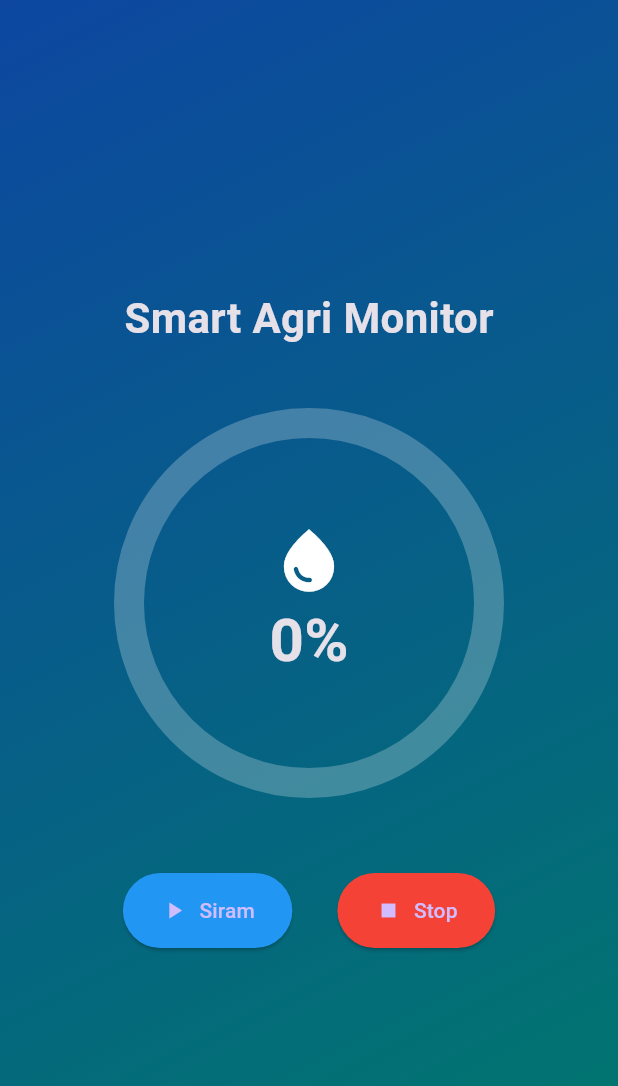
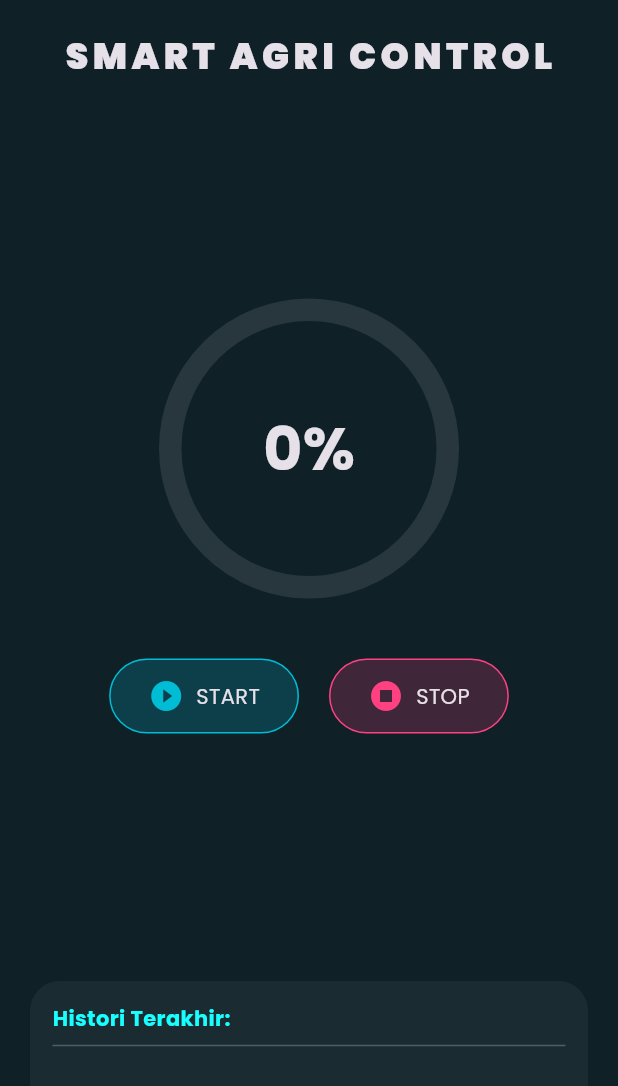
Before and after one commit to Radya23/UAS-IoT-Smart-Agriculture, a Flutter app: the screen it shows after launch, on a phone screen of 412 x 824 dp. Shown: the top 1086 px of the screen. Run offline on Flutter 3.47's test engine with Material 3 defaults, Android fonts, the phone set to English and light mode, and no system bars; drawn by our look-alikes of percent_indicator; our stand-ins replace google_fonts.

Commit message:
Update: memperbarui UI dan codingan folder mobile_flutter

```diff
--- a/mobile_flutter/lib/main.dart
+++ b/mobile_flutter/lib/main.dart
@@ -1,14 +1,14 @@
-import 'dart:convert';
-import 'dart:async';
 import 'package:flutter/material.dart';
-import 'package:http/http.dart' as http;
 import 'package:percent_indicator/circular_percent_indicator.dart';
+import 'package:google_fonts/google_fonts.dart';
 
 void main() => runApp(MaterialApp(
-  debugShowCheckedModeBanner: false,
-  home: SmartAgricultureApp(),
-  theme: ThemeData.dark(), // Menggunakan dark theme agar lebih modern
-));
+      debugShowCheckedModeBanner: false,
+      home: SmartAgricultureApp(),
+      theme: ThemeData.dark().copyWith(
+        textTheme: GoogleFonts.poppinsTextTheme(ThemeData.dark().textTheme),
+      ),
+    ));
 
 class SmartAgricultureApp extends StatefulWidget {
   @override
@@ -16,58 +16,94 @@ class SmartAgricultureApp extends StatefulWidget {
 }
 
 class _SmartAgricultureAppState extends State<SmartAgricultureApp> {
-  double kelembapan = 0.0;
-  final String apiUrl = "http://IP_SERVER_LARAVEL/api/latest";
+  double currentDisplayPercent = 0.0;
+  double targetKelembapan = 85.0;
 
-  // Fungsi fetch data (sama seperti sebelumnya)
-  Future<void> fetchData() async {
-    try {
-      final response = await http.get(Uri.parse(apiUrl));
-      if (response.statusCode == 200) {
-        var data = jsonDecode(utf8.decode(base64Decode(jsonDecode(response.body)['data'])));
-        setState(() => kelembapan = (data['kelembapan'] as num).toDouble());
-      }
-    } catch (e) { debugPrint("Error: $e"); }
-  }
+  // List untuk menyimpan histori waktu
+  List<String> history = [];
 
   @override
   Widget build(BuildContext context) {
     return Scaffold(
-      body: Container(
-        decoration: BoxDecoration(
-          gradient: LinearGradient(
-            colors: [Colors.blue.shade900, Colors.teal.shade700],
-            begin: Alignment.topLeft, end: Alignment.bottomRight,
-          ),
-        ),
+      backgroundColor: Color(0xFF0F2027),
+      body: SafeArea(
         child: Column(
-          mainAxisAlignment: MainAxisAlignment.center,
           children: [
-            Text("Smart Agri Monitor", style: TextStyle(fontSize: 28, fontWeight: FontWeight.bold)),
-            SizedBox(height: 40),
-            CircularPercentIndicator(
-              radius: 130.0,
-              lineWidth: 20.0,
-              animation: true,
-              percent: kelembapan / 100,
-              center: Column(
+            SizedBox(height: 20),
+            Text("SMART AGRI CONTROL", style: TextStyle(fontSize: 24, letterSpacing: 3, fontWeight: FontWeight.w900)),
+
+            Expanded(
+              child: Column(
                 mainAxisAlignment: MainAxisAlignment.center,
                 children: [
-                  Icon(kelembapan < 40 ? Icons.water_drop : Icons.grass, size: 50, color: Colors.white),
-                  Text("${kelembapan.toInt()}%", style: TextStyle(fontSize: 40, fontWeight: FontWeight.bold)),
+                  TweenAnimationBuilder<double>(
+                    key: ValueKey(currentDisplayPercent),
+                    tween: Tween<double>(begin: 0, end: currentDisplayPercent),
+                    duration: Duration(seconds: 3),
+                    curve: Curves.elasticOut,
+                    builder: (context, value, child) {
+                      return CircularPercentIndicator(
+                        radius: 100.0,
+                        lineWidth: 15.0,
+                        percent: value / 100,
+                        center: Text("${value.toInt()}%", style: TextStyle(fontSize: 40, fontWeight: FontWeight.bold)),
+                        progressColor: Colors.cyanAccent,
+                        backgroundColor: Colors.white10,
+                        circularStrokeCap: CircularStrokeCap.round,
+                      );
+                    },
+                  ),
+                  SizedBox(height: 40),
+                  Row(
+                    mainAxisAlignment: MainAxisAlignment.center,
+                    children: [
+                      _buildButton("START", Icons.play_circle_fill, Colors.cyan, () {
+                        setState(() {
+                          currentDisplayPercent = targetKelembapan;
+                          // Menambahkan waktu saat ini ke dalam list
+                          String time = TimeOfDay.now().format(context);
+                          history.insert(0, "Penyiraman: $time");
+                        });
+                      }),
+                      SizedBox(width: 20),
+                      _buildButton("STOP", Icons.stop_circle, Colors.pinkAccent, () {
+                        setState(() {
+                          currentDisplayPercent = 0.0;
+                        });
+                      }),
+                    ],
+                  ),
                 ],
               ),
-              progressColor: kelembapan < 40 ? Colors.redAccent : Colors.lightGreenAccent,
-              backgroundColor: Colors.white24,
             ),
-            SizedBox(height: 50),
-            Row(
-              mainAxisAlignment: MainAxisAlignment.center,
-              children: [
-                _buildActionButton("Siram", Icons.play_arrow, Colors.blue),
-                SizedBox(width: 30),
-                _buildActionButton("Stop", Icons.stop, Colors.red),
-              ],
+
+            // Widget Histori
+            Container(
+              height: 150,
+              padding: EdgeInsets.all(15),
+              margin: EdgeInsets.all(20),
+              decoration: BoxDecoration(
+                color: Colors.white.withOpacity(0.05),
+                borderRadius: BorderRadius.circular(20),
+              ),
+              child: Column(
+                crossAxisAlignment: CrossAxisAlignment.start,
+                children: [
+                  Text("Histori Terakhir:", style: TextStyle(fontWeight: FontWeight.bold, color: Colors.cyanAccent)),
+                  Divider(color: Colors.white24),
+                  Expanded(
+                    child: ListView.builder(
+                      itemCount: history.length,
+                      itemBuilder: (context, index) {
+                        return Padding(
+                          padding: const EdgeInsets.symmetric(vertical: 4),
+                          child: Text("• ${history[index]}", style: TextStyle(color: Colors.white70)),
+                        );
+                      },
+                    ),
+                  ),
+                ],
+              ),
             ),
           ],
         ),
@@ -75,11 +111,20 @@ class _SmartAgricultureAppState extends State<SmartAgricultureApp> {
     );
   }
 
-  Widget _buildActionButton(String label, IconData icon, Color color) {
-    return ElevatedButton.icon(
-      style: ElevatedButton.styleFrom(backgroundColor: color, padding: EdgeInsets.symmetric(horizontal: 25, vertical: 15)),
-      onPressed: () {}, // Tambahkan logika API post disini
-      icon: Icon(icon), label: Text(label),
+  Widget _buildButton(String label, IconData icon, Color color, VoidCallback onTap) {
+    return InkWell(
+      onTap: onTap,
+      child: Container(
+        padding: EdgeInsets.symmetric(horizontal: 25, vertical: 12),
+        decoration: BoxDecoration(
+          color: color.withOpacity(0.2),
+          border: Border.all(color: color),
+          borderRadius: BorderRadius.circular(50),
+        ),
+        child: Row(
+          children: [Icon(icon, color: color), SizedBox(width: 8), Text(label)],
+        ),
+      ),
     );
   }
 }
--- a/mobile_flutter/pubspec.yaml
+++ b/mobile_flutter/pubspec.yaml
@@ -32,6 +32,8 @@ dependencies:
     sdk: flutter
   http: ^1.2.0
   percent_indicator: ^4.2.3
+  lottie: ^3.1.0
+  google_fonts: ^6.1.0
 
   # The following adds the Cupertino Icons font to your application.
   # Use with the CupertinoIcons class for iOS style icons.
```
Also changed, not shown: mobile_flutter/pubspec.lock, 1 other file.
